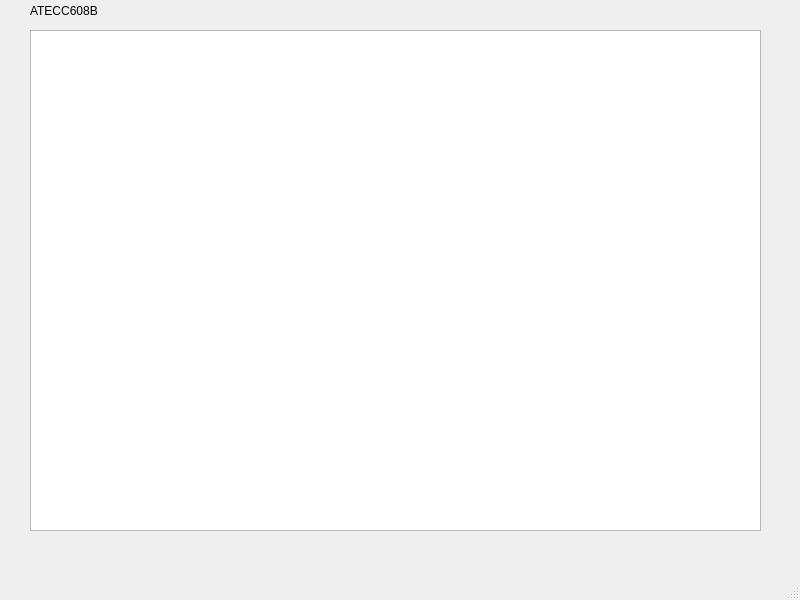
The window that cgui.ui (PhASnBenoit/appATECC608B) describes before a commit, drawn with Qt 5.
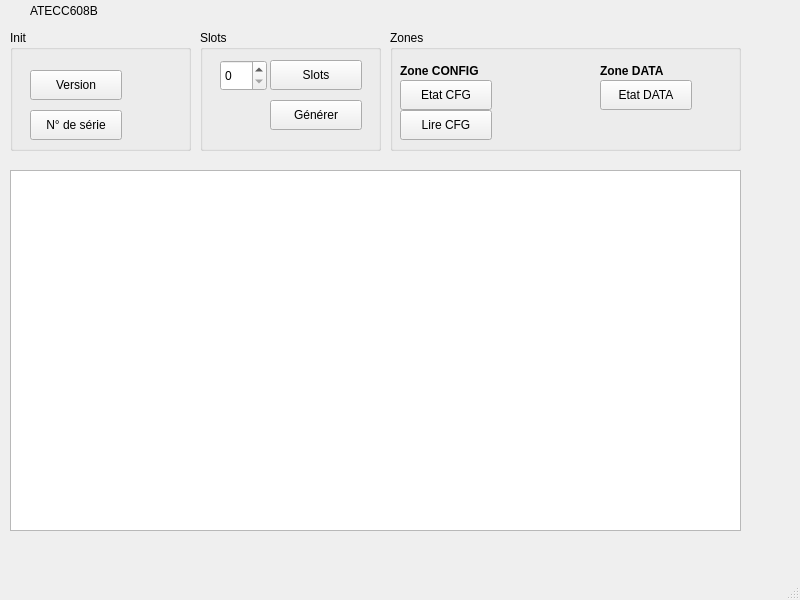
The same window after the commit.

```diff
--- a/cgui.ui
+++ b/cgui.ui
@@ -17,10 +17,10 @@
    <widget class="QTextEdit" name="teStatus">
     <property name="geometry">
      <rect>
-      <x>30</x>
-      <y>30</y>
+      <x>10</x>
+      <y>170</y>
       <width>731</width>
-      <height>501</height>
+      <height>361</height>
      </rect>
     </property>
    </widget>
@@ -37,6 +37,191 @@
      <string>ATECC608B</string>
     </property>
    </widget>
+   <widget class="QGroupBox" name="groupBox">
+    <property name="geometry">
+     <rect>
+      <x>390</x>
+      <y>30</y>
+      <width>351</width>
+      <height>121</height>
+     </rect>
+    </property>
+    <property name="title">
+     <string>Zones</string>
+    </property>
+    <widget class="QPushButton" name="pbEtatCFG">
+     <property name="geometry">
+      <rect>
+       <x>10</x>
+       <y>50</y>
+       <width>92</width>
+       <height>30</height>
+      </rect>
+     </property>
+     <property name="text">
+      <string>Etat CFG</string>
+     </property>
+    </widget>
+    <widget class="QLabel" name="lZoneData">
+     <property name="geometry">
+      <rect>
+       <x>210</x>
+       <y>30</y>
+       <width>131</width>
+       <height>22</height>
+      </rect>
+     </property>
+     <property name="font">
+      <font>
+       <bold>true</bold>
+      </font>
+     </property>
+     <property name="text">
+      <string>Zone DATA</string>
+     </property>
+     <property name="textFormat">
+      <enum>Qt::TextFormat::RichText</enum>
+     </property>
+    </widget>
+    <widget class="QLabel" name="lZoneConfig">
+     <property name="geometry">
+      <rect>
+       <x>10</x>
+       <y>30</y>
+       <width>161</width>
+       <height>22</height>
+      </rect>
+     </property>
+     <property name="font">
+      <font>
+       <bold>true</bold>
+      </font>
+     </property>
+     <property name="text">
+      <string>Zone CONFIG</string>
+     </property>
+     <property name="textFormat">
+      <enum>Qt::TextFormat::RichText</enum>
+     </property>
+    </widget>
+    <widget class="QPushButton" name="pbLireCFG">
+     <property name="geometry">
+      <rect>
+       <x>10</x>
+       <y>80</y>
+       <width>92</width>
+       <height>30</height>
+      </rect>
+     </property>
+     <property name="text">
+      <string>Lire CFG</string>
+     </property>
+    </widget>
+    <widget class="QPushButton" name="pbEtatDATA">
+     <property name="geometry">
+      <rect>
+       <x>210</x>
+       <y>50</y>
+       <width>92</width>
+       <height>30</height>
+      </rect>
+     </property>
+     <property name="text">
+      <string>Etat DATA</string>
+     </property>
+    </widget>
+   </widget>
+   <widget class="QGroupBox" name="groupBox_2">
+    <property name="geometry">
+     <rect>
+      <x>10</x>
+      <y>30</y>
+      <width>181</width>
+      <height>121</height>
+     </rect>
+    </property>
+    <property name="title">
+     <string>Init</string>
+    </property>
+    <widget class="QPushButton" name="pbVersion">
+     <property name="geometry">
+      <rect>
+       <x>20</x>
+       <y>40</y>
+       <width>92</width>
+       <height>30</height>
+      </rect>
+     </property>
+     <property name="text">
+      <string>Version</string>
+     </property>
+    </widget>
+    <widget class="QPushButton" name="pbSerie">
+     <property name="geometry">
+      <rect>
+       <x>20</x>
+       <y>80</y>
+       <width>92</width>
+       <height>30</height>
+      </rect>
+     </property>
+     <property name="text">
+      <string>N° de série</string>
+     </property>
+    </widget>
+   </widget>
+   <widget class="QGroupBox" name="groupBox_3">
+    <property name="geometry">
+     <rect>
+      <x>200</x>
+      <y>30</y>
+      <width>181</width>
+      <height>121</height>
+     </rect>
+    </property>
+    <property name="title">
+     <string>Slots</string>
+    </property>
+    <widget class="QSpinBox" name="sbSlot">
+     <property name="geometry">
+      <rect>
+       <x>20</x>
+       <y>30</y>
+       <width>47</width>
+       <height>31</height>
+      </rect>
+     </property>
+     <property name="maximum">
+      <number>15</number>
+     </property>
+    </widget>
+    <widget class="QPushButton" name="pbSlots">
+     <property name="geometry">
+      <rect>
+       <x>70</x>
+       <y>30</y>
+       <width>92</width>
+       <height>30</height>
+      </rect>
+     </property>
+     <property name="text">
+      <string>Slots</string>
+     </property>
+    </widget>
+    <widget class="QPushButton" name="pushButton">
+     <property name="geometry">
+      <rect>
+       <x>70</x>
+       <y>70</y>
+       <width>92</width>
+       <height>30</height>
+      </rect>
+     </property>
+     <property name="text">
+      <string>Générer</string>
+     </property>
+    </widget>
+   </widget>
   </widget>
   <widget class="QMenuBar" name="menubar">
    <property name="geometry">
```
Left out of the diff: 2 changed lines with no effect on the pictures.
